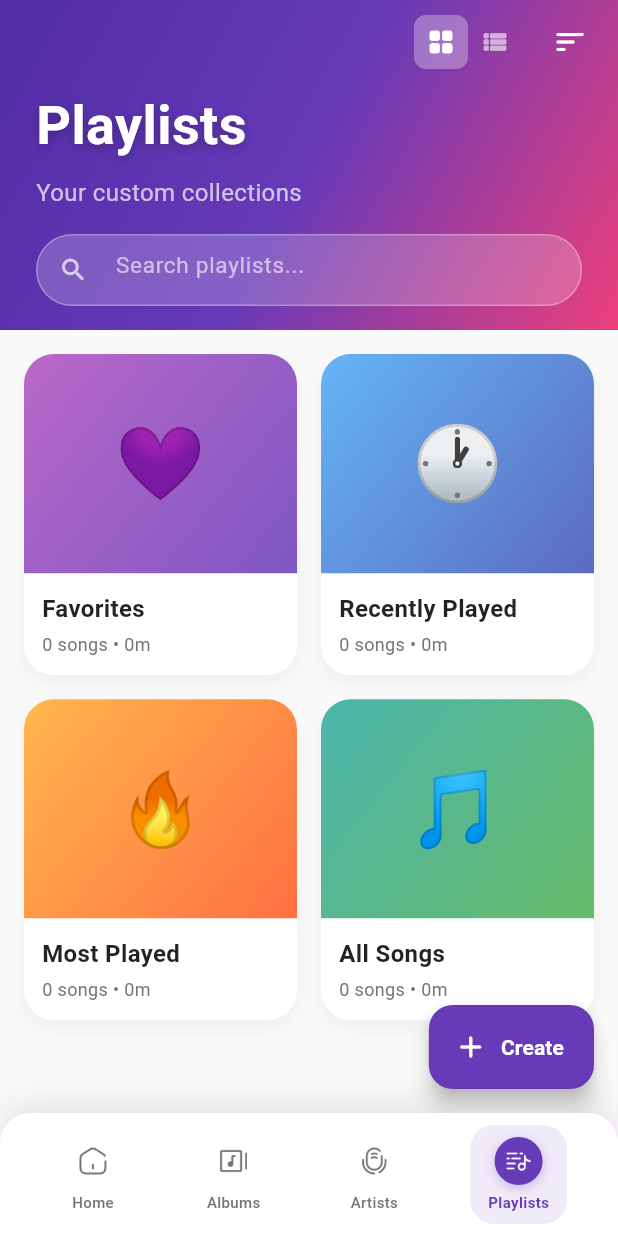
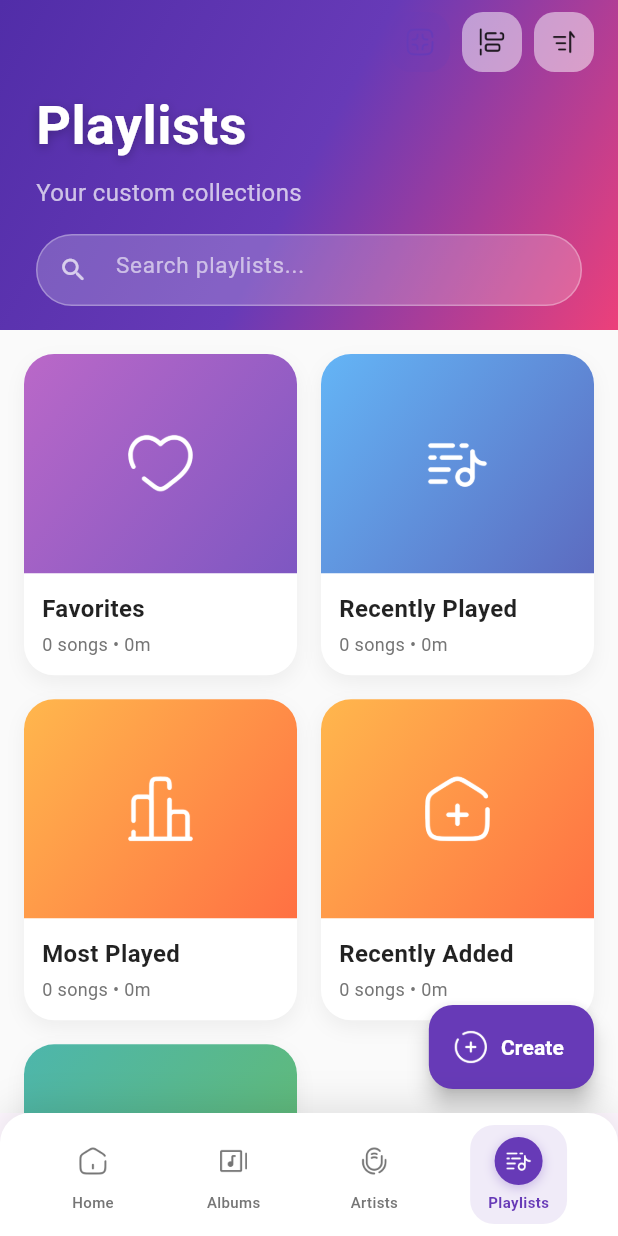
Before and after one commit to imdadur765/Audio-X, a Flutter app: the PlaylistPage screen opened by its route, on a phone screen of 412 x 824 dp. Run offline on Flutter 3.47's test engine with Material 3 defaults, Android fonts, the phone set to English and light mode, and no system bars; our stand-ins replace connectivity_plus, file_picker, go_router, hive, hive_flutter, palette_generator and 4 more; accounts and stored records are empty.

Commit message:
playlist page v1

```diff
--- a/lib/data/models/song_model.dart
+++ b/lib/data/models/song_model.dart
@@ -40,6 +40,9 @@ class Song extends HiveObject {
   @HiveField(11)
   int playCount;
 
+  @HiveField(12)
+  int dateAdded;
+
   Song({
     required this.id,
     required this.title,
@@ -53,5 +56,6 @@ class Song extends HiveObject {
     this.lyricsSource,
     this.isFavorite = false,
     this.playCount = 0,
+    this.dateAdded = 0,
   });
 }
--- a/lib/presentation/pages/playlist_details_page.dart
+++ b/lib/presentation/pages/playlist_details_page.dart
@@ -237,7 +237,7 @@ class _PlaylistDetailsPageState extends State<PlaylistDetailsPage> {
                   value: 'delete',
                   child: Row(
                     children: [
-                      const Icon(Icons.delete, size: 20, color: Colors.red),
+                      Image.asset('assets/images/delete.png', width: 20, height: 20, color: Colors.red),
                       const SizedBox(width: 12),
                       const Text('Delete Playlist', style: TextStyle(color: Colors.red)),
                     ],
--- a/lib/presentation/pages/playlist_page.dart
+++ b/lib/presentation/pages/playlist_page.dart
@@ -5,6 +5,7 @@ import '../../data/models/playlist_model.dart';
 import '../../data/models/song_model.dart';
 import '../../services/playlist_service.dart';
 import '../controllers/audio_controller.dart';
+import '../widgets/glass_button.dart';
 import 'playlist_details_page.dart';
 
 enum SortOrder { aToZ, zToA, newest, oldest }
@@ -201,7 +202,7 @@ class _PlaylistPageState extends State<PlaylistPage> {
       floatingActionButton: FloatingActionButton.extended(
         onPressed: _showCreatePlaylistDialog,
         backgroundColor: Colors.deepPurple,
-        icon: const Icon(Icons.add_rounded, color: Colors.white),
+        icon: Image.asset('assets/images/create.png', width: 24, height: 24, color: Colors.white),
         label: const Text(
           'Create',
           style: TextStyle(color: Colors.white, fontWeight: FontWeight.bold),
@@ -222,35 +223,30 @@ class _PlaylistPageState extends State<PlaylistPage> {
       shadowColor: Colors.black.withOpacity(0.1),
       actions: [
         // View toggle buttons
-        Container(
-          margin: const EdgeInsets.only(right: 8),
-          decoration: BoxDecoration(
-            color: Colors.white.withOpacity(opacity),
-            borderRadius: BorderRadius.circular(10),
-            boxShadow: opacity > 0.5
-                ? [BoxShadow(color: Colors.black.withOpacity(0.1), blurRadius: 8, offset: const Offset(0, 2))]
-                : [],
-          ),
-          child: Row(
-            children: [
-              _buildViewButton(
-                icon: Icons.grid_view_rounded,
-                isSelected: _viewMode == ViewMode.grid,
-                onTap: () => setState(() => _viewMode = ViewMode.grid),
-                isCompact: opacity > 0.5,
-              ),
-              _buildViewButton(
-                icon: Icons.view_list_rounded,
-                isSelected: _viewMode == ViewMode.list,
-                onTap: () => setState(() => _viewMode = ViewMode.list),
-                isCompact: opacity > 0.5,
-              ),
-            ],
-          ),
+        Row(
+          children: [
+            GlassButton(
+              imagePath: 'assets/images/girdview.png',
+              onTap: () => setState(() => _viewMode = ViewMode.grid),
+              isActive: _viewMode == ViewMode.grid,
+              accentColor: Colors.deepPurple,
+              size: 20,
+              containerSize: 40,
+            ),
+            const SizedBox(width: 8),
+            GlassButton(
+              imagePath: 'assets/images/listview.png',
+              onTap: () => setState(() => _viewMode = ViewMode.list),
+              isActive: _viewMode == ViewMode.list,
+              accentColor: Colors.deepPurple,
+              size: 20,
+              containerSize: 40,
+            ),
+          ],
         ),
+        const SizedBox(width: 8),
         // Sort button
         PopupMenuButton<SortOrder>(
-          icon: Icon(Icons.sort_rounded, color: opacity > 0.5 ? Colors.deepPurple : Colors.white),
           onSelected: (order) => setState(() => _sortOrder = order),
           offset: const Offset(0, 40),
           itemBuilder: (context) => [
@@ -259,8 +255,15 @@ class _PlaylistPageState extends State<PlaylistPage> {
             const PopupMenuItem(value: SortOrder.aToZ, child: Text('A to Z')),
             const PopupMenuItem(value: SortOrder.zToA, child: Text('Z to A')),
           ],
+          child: GlassButton(
+            imagePath: 'assets/images/sort.png',
+            onTap: () {}, // Handled by PopupMenuButton
+            accentColor: Colors.deepPurple,
+            size: 20,
+            containerSize: 40,
+          ),
         ),
-        const SizedBox(width: 8),
+        const SizedBox(width: 16),
       ],
       flexibleSpace: FlexibleSpaceBar(
         title: AnimatedOpacity(
@@ -329,33 +332,6 @@ class _PlaylistPageState extends State<PlaylistPage> {
               ),
             ),
           ),
-        ),
-      ),
-    );
-  }
-
-  Widget _buildViewButton({
-    required IconData icon,
-    required bool isSelected,
-    required VoidCallback onTap,
-    required bool isCompact,
-  }) {
-    return GestureDetector(
-      onTap: onTap,
-      child: Container(
-        padding: const EdgeInsets.all(8),
-        decoration: BoxDecoration(
-          color: isSelected
-              ? (isCompact ? Colors.deepPurple.shade50 : Colors.white.withOpacity(0.3))
-              : Colors.transparent,
-          borderRadius: BorderRadius.circular(8),
-        ),
-        child: Icon(
-          icon,
-          size: 20,
-          color: isCompact
-              ? (isSelected ? Colors.deepPurple : Colors.grey[600])
-              : (isSelected ? Colors.white : Colors.white60),
         ),
       ),
     );
@@ -432,7 +408,7 @@ class _PlaylistPageState extends State<PlaylistPage> {
                   ),
                   borderRadius: const BorderRadius.vertical(top: Radius.circular(20)),
                 ),
-                child: Center(child: Text(playlist.iconEmoji, style: const TextStyle(fontSize: 48))),
+                child: Center(child: _buildPlaylistIcon(playlist, size: 48)),
               ),
             ),
             // Info
@@ -490,7 +466,7 @@ class _PlaylistPageState extends State<PlaylistPage> {
             gradient: LinearGradient(begin: Alignment.topLeft, end: Alignment.bottomRight, colors: gradientColors),
             borderRadius: BorderRadius.circular(12),
           ),
-          child: Center(child: Text(playlist.iconEmoji, style: const TextStyle(fontSize: 24))),
+          child: Center(child: _buildPlaylistIcon(playlist, size: 24)),
         ),
         title: Text(playlist.name, style: const TextStyle(fontWeight: FontWeight.w600, fontSize: 15)),
         subtitle: Text(
@@ -513,6 +489,20 @@ class _PlaylistPageState extends State<PlaylistPage> {
         },
       ),
     );
+  }
+
+  Widget _buildPlaylistIcon(Playlist playlist, {required double size}) {
+    if (playlist.isAuto) {
+      String assetName = 'playlist_open.png'; // Default
+      if (playlist.id == 'auto_favorites') assetName = 'favorite.png';
+      if (playlist.id == 'auto_recent') assetName = 'playlist_open.png'; // Recently Played
+      if (playlist.id == 'auto_recently_added') assetName = 'recently_added.png';
+      if (playlist.id == 'auto_most_played') assetName = 'most_played.png';
+      if (playlist.id == 'auto_all_songs') assetName = 'song.png';
+
+      return Image.asset('assets/images/$assetName', width: size, height: size, color: Colors.white);
+    }
+    return Text(playlist.iconEmoji, style: TextStyle(fontSize: size));
   }
 
   Widget _buildEmptyState() {
--- a/lib/services/playlist_service.dart
+++ b/lib/services/playlist_service.dart
@@ -179,12 +179,30 @@ class PlaylistService {
     );
   }
 
+  // Get Recently Added playlist
+  Playlist getRecentlyAddedPlaylist(List<Song> allSongs) {
+    // Sort songs by dateAdded (descending) and take top 50
+    final sortedSongs = List<Song>.from(allSongs)..sort((a, b) => b.dateAdded.compareTo(a.dateAdded));
+
+    final topSongs = sortedSongs.take(50).toList();
+
+    return Playlist(
+      id: 'auto_recently_added',
+      name: 'Recently Added',
+      songIds: topSongs.map((s) => s.id).toList(),
+      created: DateTime.now(),
+      isAuto: true,
+      iconEmoji: '🆕',
+    );
+  }
+
   // Get all playlists (auto + custom)
   Future<List<Playlist>> getAllPlaylists(List<Song> allSongs) async {
     final autoPlaylists = [
       getFavoritesPlaylist(allSongs),
       await getRecentlyPlayedPlaylist(allSongs),
       getMostPlayedPlaylist(allSongs),
+      getRecentlyAddedPlaylist(allSongs),
       getAllSongsPlaylist(allSongs),
     ];
 
```
Also changed, not shown: lib/presentation/controllers/audio_controller.dart (+18 -30 lines), pubspec.yaml (+1 -38 lines), assets/images/create.png (added), assets/images/delete.png (added), assets/images/favorite.png (added), assets/images/most_played.png (added), assets/images/recently_added.png (added), lib/data/models/song_model.g.dart, 1 other file.
